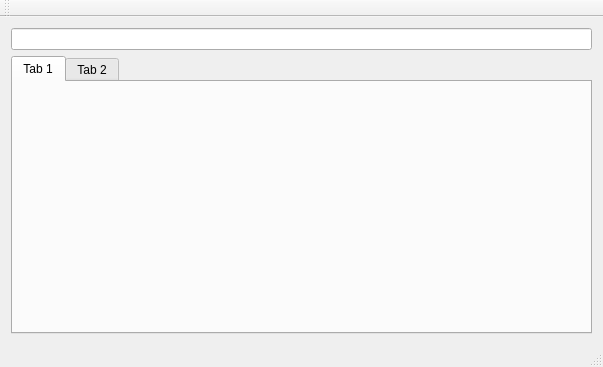
diw/pathfinder, file mainwindow.ui: the form before one commit.
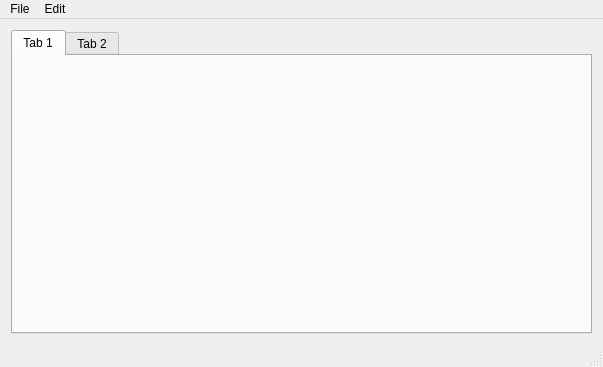
The form after the commit.

The edit to the form file:
```diff
--- a/mainwindow.ui
+++ b/mainwindow.ui
@@ -16,10 +16,7 @@
   <widget class="QWidget" name="centralWidget">
    <layout class="QGridLayout" name="gridLayout">
     <item row="0" column="0">
-     <layout class="QVBoxLayout" name="verticalLayout" stretch="0,0">
-      <item>
-       <widget class="QLineEdit" name="txtPath"/>
-      </item>
+     <layout class="QVBoxLayout" name="verticalLayout" stretch="0">
       <item>
        <widget class="QTabWidget" name="tabOpenDocs">
         <property name="currentIndex">
@@ -50,14 +47,22 @@
      <height>25</height>
     </rect>
    </property>
-  </widget>
-  <widget class="QToolBar" name="mainToolBar">
-   <attribute name="toolBarArea">
-    <enum>TopToolBarArea</enum>
-   </attribute>
-   <attribute name="toolBarBreak">
-    <bool>false</bool>
-   </attribute>
+   <widget class="QMenu" name="menuFile">
+    <property name="title">
+     <string>File</string>
+    </property>
+    <addaction name="actionOpen"/>
+    <addaction name="separator"/>
+    <addaction name="actionExit"/>
+   </widget>
+   <widget class="QMenu" name="menuEdit">
+    <property name="title">
+     <string>Edit</string>
+    </property>
+    <addaction name="actionPreferences"/>
+   </widget>
+   <addaction name="menuFile"/>
+   <addaction name="menuEdit"/>
   </widget>
   <widget class="QStatusBar" name="statusBar"/>
  </widget>
```
Left out of the diff: 15 changed lines with no effect on the pictures.
